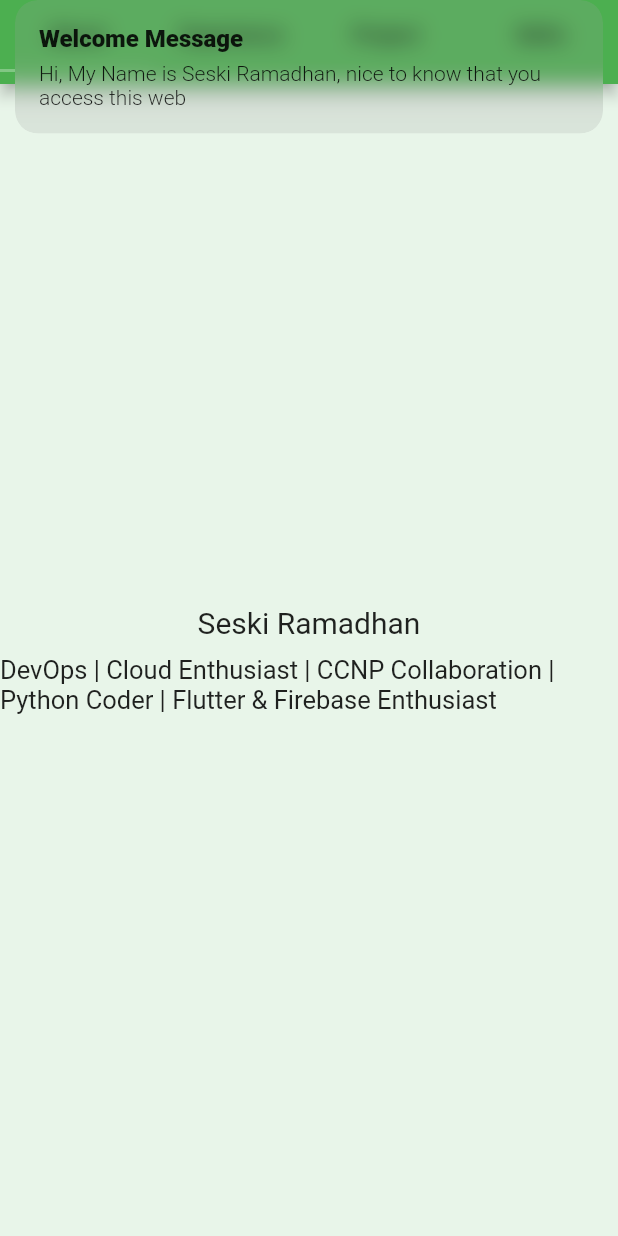
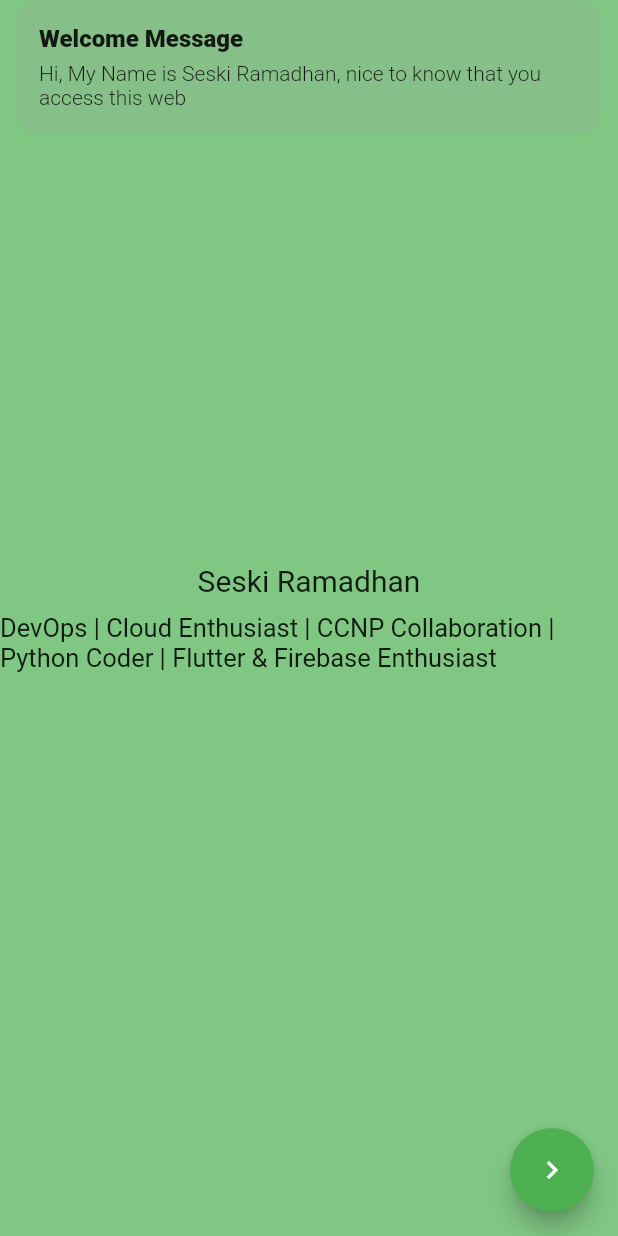
Before and after one commit to ludesdeveloper/seskiramadhancv, a Flutter app: the screen it shows after launch, after a tap on "Start Here", on a phone screen of 412 x 824 dp. Run offline on Flutter 3.47's test engine with Material 2 defaults, Android fonts, the light colour scheme and no system bars; our stand-ins replace get.

Commit message:
update ui with next page

```diff
--- a/lib/main.dart
+++ b/lib/main.dart
@@ -14,18 +14,7 @@ class MyApp extends StatelessWidget {
     return GetMaterialApp(
       debugShowCheckedModeBanner: false,
       home: Scaffold(
-        body:
-            // HomePage(),
-            Center(
-          child: RaisedButton(
-            onPressed: () {
-              Get.offAll(HomePage());
-              Get.snackbar("Welcome Message",
-                  "Hi, My Name is Seski Ramadhan, nice to know that you access this web");
-            },
-            child: Text('Start Here'),
-          ),
-        ),
+        body: HomePage(),
       ),
     );
   }
--- a/lib/views/about_page.dart
+++ b/lib/views/about_page.dart
@@ -1,24 +1,47 @@
 import 'package:flutter/material.dart';
+//import lib
+import 'package:get/get.dart';
+//import screens
+import 'package:seskiramadhan/views/experiences_page.dart';
 
 class AboutPage extends StatelessWidget {
   @override
   Widget build(BuildContext context) {
-    return Center(
-        child: Column(
-      mainAxisAlignment: MainAxisAlignment.center,
+    return MaterialApp(
+      debugShowCheckedModeBanner: false,
+      home: Scaffold(
+        backgroundColor: Colors.green[300],
+        body: Center(
+            child: ListView(
+          shrinkWrap: true,
           children: [
-        Text(
+            Align(
+              alignment: Alignment.center,
+              child: Text(
                 'Seski Ramadhan',
                 style: TextStyle(fontSize: 20),
+              ),
             ),
             SizedBox(
               height: 10,
             ),
-        Text(
+            Align(
+              alignment: Alignment.center,
+              child: Text(
                 'DevOps | Cloud Enthusiast | CCNP Collaboration | Python Coder | Flutter & Firebase Enthusiast',
                 style: TextStyle(fontSize: 17),
               ),
+            ),
           ],
-    ));
+        )),
+        floatingActionButton: FloatingActionButton(
+          onPressed: () {
+            Get.to(ExperiencesPage());
+          },
+          child: Icon(Icons.navigate_next),
+          backgroundColor: Colors.green,
+        ),
+      ),
+    );
   }
 }
--- a/lib/views/home_page.dart
+++ b/lib/views/home_page.dart
@@ -1,49 +1,36 @@
 import 'package:flutter/material.dart';
+//import lib
+import 'package:get/get.dart';
 //import screen
 import 'package:seskiramadhan/views/about_page.dart';
-import 'package:seskiramadhan/views/experiences_page.dart';
-import 'package:seskiramadhan/views/projects_page.dart';
-import 'package:seskiramadhan/views/skills_page.dart';
 
 class HomePage extends StatelessWidget {
+  final guestName = TextEditingController();
   @override
   Widget build(BuildContext context) {
     return MaterialApp(
       debugShowCheckedModeBanner: false,
-      home: DefaultTabController(
-        length: 4,
-        child: Scaffold(
-          backgroundColor: Colors.green[50],
-          appBar: AppBar(
-            backgroundColor: Colors.green,
-            flexibleSpace: TabBar(
-              // isScrollable: true,
-              indicatorColor: Colors.green[300],
-              labelColor: Colors.yellow[200],
-              unselectedLabelColor: Colors.white,
-              tabs: [
-                Tab(
-                  child: Text('About', style: TextStyle(color: Colors.black)),
+      home: Scaffold(
+        body: Center(
+          child: Column(
+            mainAxisAlignment: MainAxisAlignment.center,
+            children: [
+              Container(
+                width: 300,
+                child: TextField(
+                  controller: guestName,
+                  decoration:
+                      InputDecoration(hintText: 'Hi, Let Me Know Your Name'),
                 ),
-                Tab(
-                  child:
-                      Text('Experience', style: TextStyle(color: Colors.black)),
-                ),
-                Tab(
-                  child: Text('Project', style: TextStyle(color: Colors.black)),
-                ),
-                Tab(
-                  child: Text('Skills', style: TextStyle(color: Colors.black)),
-                ),
-              ],
-            ),
-          ),
-          body: TabBarView(
-            children: [
-              AboutPage(),
-              ExperiencesPage(),
-              ProjectsPage(),
-              SkillsPage(),
+              ),
+              RaisedButton(
+                onPressed: () {
+                  Get.offAll(AboutPage());
+                  Get.snackbar("Welcome Message",
+                      "Hi, My Name is Seski Ramadhan, nice to know that you access this web");
+                },
+                child: Text('Start Here'),
+              ),
             ],
           ),
         ),
--- a/pubspec.yaml
+++ b/pubspec.yaml
@@ -23,7 +23,7 @@ environment:
 dependencies:
   flutter:
     sdk: flutter
-  get: ^3.10.2
+  get:
 
 
   # The following adds the Cupertino Icons font to your application.
```
Also changed, not shown: lib/views/experiences_page.dart (+22 -3 lines), lib/views/projects_page.dart (+20 -2 lines), lib/views/skills_page.dart (+29 -10 lines). Lines whose indentation alone changed are shown as unchanged.
